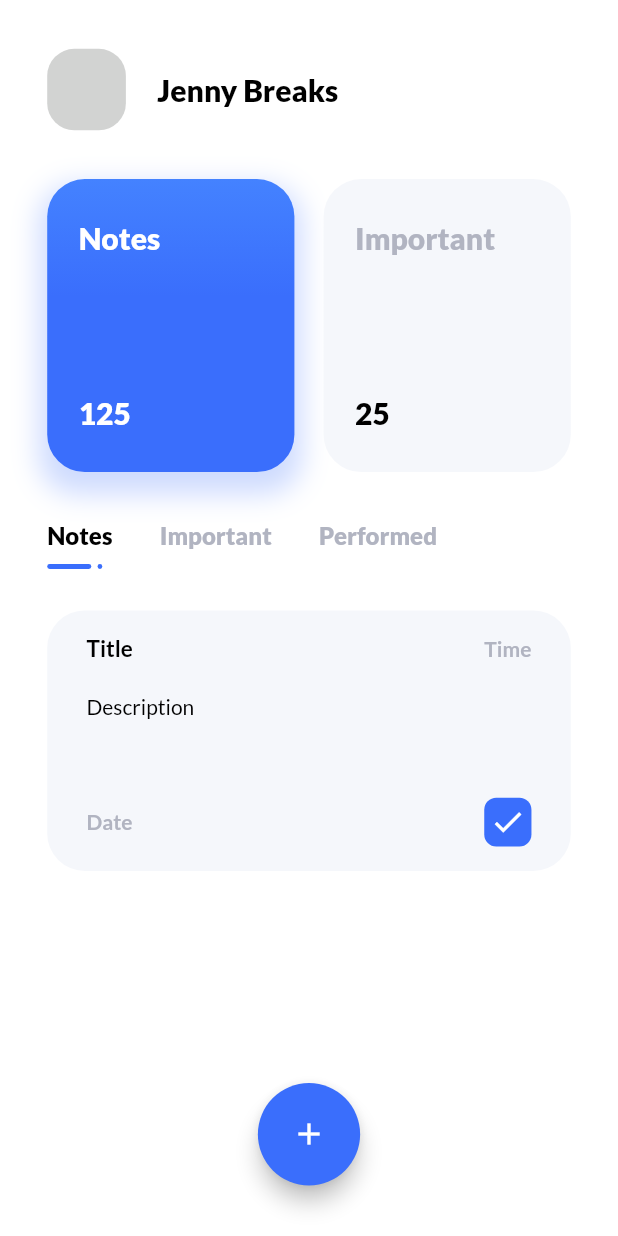
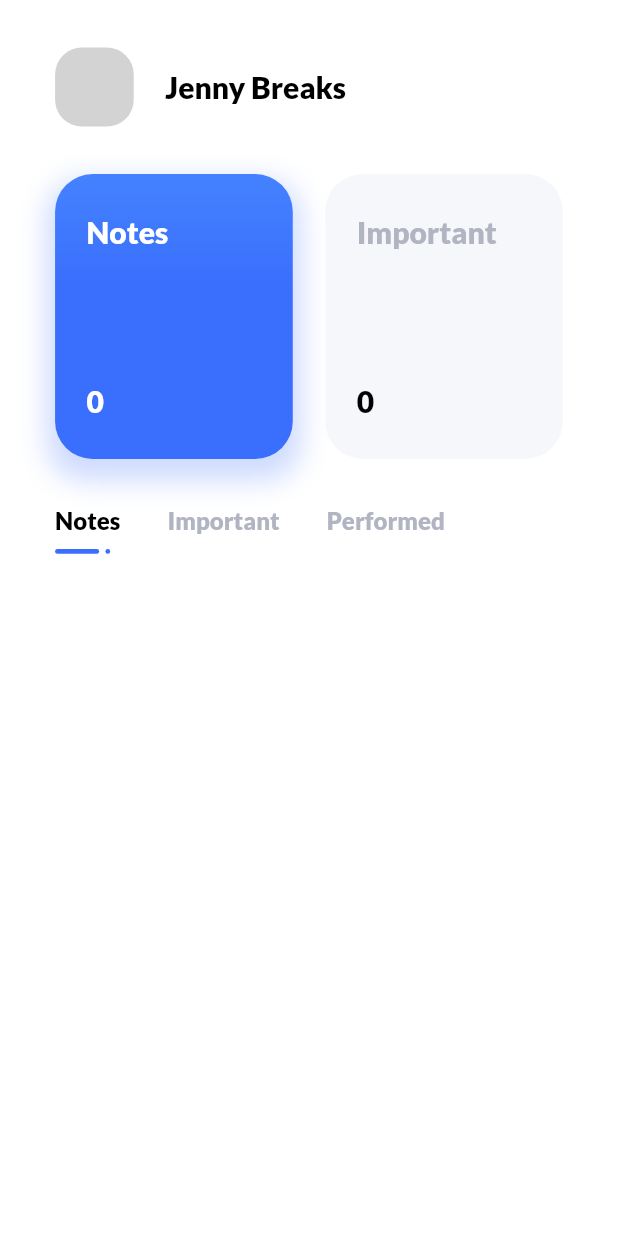
Before and after one commit to rscode77/notes_app, a Flutter app: the screen it shows after launch, after a tap on "Notes", on a phone screen of 412 x 824 dp. Run offline on Flutter 3.47's test engine with Material 2 defaults, Android fonts, the phone set to English and light mode, and no system bars; our stand-ins replace bloc, equatable, flutter_bloc, flutter_screenutil, gap, google_fonts and 1 more; accounts and stored records are empty.

Commit message:
updated note bloc

```diff
--- a/lib/enums.dart
+++ b/lib/enums.dart
@@ -1 +1,3 @@
 enum MenuTab { notes, important, performed }
+
+enum NoteStatus { standard, important, performed }
--- a/lib/features/notes/blocs/bloc/notes_bloc.dart
+++ b/lib/features/notes/blocs/bloc/notes_bloc.dart
@@ -1,14 +1,37 @@
 import 'package:bloc/bloc.dart';
 import 'package:equatable/equatable.dart';
 import 'package:notes_app/enums.dart';
+import 'package:notes_app/features/notes/domain/data/repositories/note_repository_impl.dart';
+import 'package:sqflite/sqflite.dart';
+
+import '../../domain/data/entities/note.dart';
 
 part 'notes_event.dart';
 part 'notes_state.dart';
 
 class NotesBloc extends Bloc<NotesEvent, NotesState> {
-  NotesBloc() : super(const NotesState(selectedMenuTab: MenuTab.notes)) {
-    on<ChangeMenuTab>((event, emit) {
+  NotesBloc() : super(const NotesState(selectedMenuTab: MenuTab.notes, notes: [], database: null)) {
+    on<ChangeMenuTabEvent>((event, emit) {
       emit(state.copyWith(selectedMenuTab: event.menuTab));
+    });
+    on<GetNotesEvent>((event, emit) async {
+      add(InsertNoteEvent(note: Note(date: 'test', description: 'test', id: null, noteStatus: 'standard', time: 'test', title: 'test')));
+      var notes = await NoteRepositoryImpl().getNotes(state.database!);
+      if (notes.isEmpty) {
+        return;
+      }
+      emit(state.copyWith(notes: notes));
+    });
+    on<InitDatabaseEvent>((event, emit) async {
+      var database = await NoteRepositoryImpl().initDatabase();
+      emit(state.copyWith(database: database));
+      add(GetNotesEvent());
+    });
+    on<InsertNoteEvent>((event, emit) async {
+      await NoteRepositoryImpl().insertNote(
+        state.database!,
+        const Note(date: 'test', description: 'test', id: null, noteStatus: 'standard', time: '', title: 'test'),
+      );
     });
   }
 }
--- a/lib/features/notes/blocs/bloc/notes_event.dart
+++ b/lib/features/notes/blocs/bloc/notes_event.dart
@@ -8,13 +8,50 @@ abstract class NotesEvent extends Equatable {
   List<Object> get props => [];
 }
 
-class ChangeMenuTab extends NotesEvent {
+class ChangeMenuTabEvent extends NotesEvent {
   final MenuTab menuTab;
 
-  const ChangeMenuTab({
+  const ChangeMenuTabEvent({
     required this.menuTab,
   });
 
   @override
   List<Object> get props => [menuTab];
 }
+
+class InsertNoteEvent extends NotesEvent {
+  final Note note;
+
+  const InsertNoteEvent({
+    required this.note,
+  });
+
+  @override
+  List<Object> get props => [note];
+}
+
+class DeleteNoteEvent extends NotesEvent {
+  final int noteId;
+
+  const DeleteNoteEvent({
+    required this.noteId,
+  });
+
+  @override
+  List<Object> get props => [noteId];
+}
+
+class EditNoteEvent extends NotesEvent {
+  final Note note;
+
+  const EditNoteEvent({
+    required this.note,
+  });
+
+  @override
+  List<Object> get props => [note];
+}
+
+class InitDatabaseEvent extends NotesEvent {}
+
+class GetNotesEvent extends NotesEvent {}
--- a/lib/features/notes/blocs/bloc/notes_state.dart
+++ b/lib/features/notes/blocs/bloc/notes_state.dart
@@ -2,19 +2,27 @@ part of 'notes_bloc.dart';
 
 class NotesState extends Equatable {
   const NotesState({
+    required this.database,
     required this.selectedMenuTab,
+    required this.notes,
   });
 
+  final Database? database;
   final MenuTab selectedMenuTab;
+  final List<Note> notes;
 
   @override
-  List<Object> get props => [selectedMenuTab];
+  List<Object?> get props => [selectedMenuTab, notes, database];
 
   NotesState copyWith({
+    Database? database,
     MenuTab? selectedMenuTab,
+    List<Note>? notes,
   }) {
     return NotesState(
+      database: database ?? this.database,
       selectedMenuTab: selectedMenuTab ?? this.selectedMenuTab,
+      notes: notes ?? this.notes,
     );
   }
 }
--- /dev/null
+++ b/lib/features/notes/domain/data/entities/note.dart
@@ -0,0 +1,35 @@
+// ignore_for_file: public_member_api_docs, sort_constructors_first
+import 'dart:convert';
+
+import 'package:notes_app/enums.dart';
+
+class Note {
+  final String date;
+  final String description;
+  final int? id;
+  final String noteStatus;
+  final String time;
+  final String title;
+
+  const Note({
+    required this.date,
+    required this.description,
+    required this.id,
+    required this.noteStatus,
+    required this.time,
+    required this.title,
+  });
+
+  Map<String, dynamic> toMap() {
+    return <String, dynamic>{
+      'date': date,
+      'description': description,
+      'id': id,
+      'noteStatus': noteStatus,
+      'time': time,
+      'title': title,
+    };
+  }
+
+  String toJson() => json.encode(toMap());
+}
--- /dev/null
+++ b/lib/features/notes/domain/data/repositories/note_repository_impl.dart
@@ -0,0 +1,60 @@
+import 'package:notes_app/features/notes/domain/data/entities/note.dart';
+import 'package:sqflite/sqflite.dart';
+import 'package:path/path.dart';
+
+import '../../repositories/note_repository.dart';
+
+class NoteRepositoryImpl extends NoteRepository {
+  @override
+  Future<void> deleteNote() {
+    // TODO: implement DeleteNote
+    throw UnimplementedError();
+  }
+
+  @override
+  Future<void> editNote() {
+    // TODO: implement EditNote
+    throw UnimplementedError();
+  }
+
+  @override
+  Future<List<Note>> getNotes(Database database) async {
+    final db = database;
+    final List<Map<String, dynamic>> maps = await db.query('notes');
+
+    return List.generate(maps.length, (i) {
+      return Note(
+        date: maps[i]['date'],
+        description: maps[i]['description'],
+        id: maps[i]['id'],
+        time: maps[i]['time'],
+        title: maps[i]['title'],
+        noteStatus: maps[i]['noteStatus'],
+      );
+    });
+  }
+
+  @override
+  Future<void> insertNote(Database database, Note note) async {
+    final db = database;
+
+    await db.insert(
+      'notes',
+      note.toMap(),
+      conflictAlgorithm: ConflictAlgorithm.replace,
+    );
+  }
+
+  @override
+  Future<Database> initDatabase() async {
+    //await deleteDatabase('notes_app.db');
+    final database = openDatabase(
+      join(await getDatabasesPath(), 'notes_app.db'),
+      onCreate: (db, version) {
+        return db.execute('CREATE TABLE notes(id INTEGER PRIMARY KEY, date TEXT, description Text, time TEXT, title TEXT, noteStatus TEXT)');
+      },
+      version: 1,
+    );
+    return database;
+  }
+}
--- a/lib/features/notes/presentation/views/notes_view.dart
+++ b/lib/features/notes/presentation/views/notes_view.dart
@@ -8,11 +8,19 @@ import 'package:notes_app/features/notes/presentation/widgets/notes_category_wid
 import '../../../../app_constants.dart';
 import '../../../../enums.dart';
 import '../../blocs/bloc/notes_bloc.dart';
+import '../../domain/data/entities/note.dart';
+import '../widgets/note_widget.dart';
+import '../widgets/notes_list_widget.dart';
 import '../widgets/user_profile_widget.dart';
 
-class NotesView extends StatelessWidget {
+class NotesView extends StatefulWidget {
   const NotesView({super.key});
 
+  @override
+  State<NotesView> createState() => _NotesViewState();
+}
+
+class _NotesViewState extends State<NotesView> {
   @override
   Widget build(BuildContext context) {
     return Scaffold(
@@ -20,11 +28,11 @@ class NotesView extends StatelessWidget {
       body: SafeArea(
         child: Container(
           margin: EdgeInsets.symmetric(
-            horizontal: 30.w,
-            vertical: 30.h,
+            horizontal: 35.w,
           ),
           child: Column(
             children: [
+              Gap(30.h),
               const UserProfileWidget(
                 image: '',
                 name: 'Jenny Breaks',
@@ -34,6 +42,7 @@ class NotesView extends StatelessWidget {
               Gap(30.h),
               BlocBuilder<NotesBloc, NotesState>(
                 builder: (context, state) {
+                  var notes = filterNotes(state.notes, state.selectedMenuTab);
                   return Column(
                     children: [
                       Row(
@@ -41,100 +50,33 @@ class NotesView extends StatelessWidget {
                           MenuItemWidget(
                             active: state.selectedMenuTab == MenuTab.notes,
                             title: 'Notes',
-                            onPressed: () => changeMenuTab(context, MenuTab.notes),
+                            onPressed: () => {
+                              changeMenuTab(context, MenuTab.notes),
+                            },
                           ),
                           Gap(30.w),
                           MenuItemWidget(
                             active: state.selectedMenuTab == MenuTab.important,
                             title: 'Important',
-                            onPressed: () => changeMenuTab(context, MenuTab.important),
+                            onPressed: () => {
+                              changeMenuTab(context, MenuTab.important),
+                            },
                           ),
                           Gap(30.w),
                           MenuItemWidget(
                             active: state.selectedMenuTab == MenuTab.performed,
                             title: 'Performed',
-                            onPressed: () => changeMenuTab(context, MenuTab.performed),
+                            onPressed: () => {
+                              changeMenuTab(context, MenuTab.performed),
+                            },
                           ),
                         ],
                       ),
-                      Gap(20.h),
-                      Container(
-                        padding: EdgeInsets.only(
-                          left: 25.w,
-                          right: 25.w,
-                          top: 15.h,
-                          bottom: 15.h,
-                        ),
-                        height: 160.h,
-                        width: double.infinity,
-                        decoration: BoxDecoration(
-                          color: gray,
-                          borderRadius: BorderRadius.circular(25),
-                        ),
-                        child: Column(
-                          crossAxisAlignment: CrossAxisAlignment.start,
-                          children: [
-                            Row(
-                              mainAxisAlignment: MainAxisAlignment.spaceBetween,
-                              children: [
-                                Text(
-                                  'Title',
-                                  style: Theme.of(context).textTheme.labelLarge,
-                                ),
-                                Text(
-                                  'Time',
-                                  style: Theme.of(context).textTheme.labelMedium!.copyWith(
-                                        color: grayText,
-                                        fontWeight: FontWeight.w600,
-                                      ),
-                                ),
-                              ],
-                            ),
-                            Gap(20.h),
-                            Text(
-                              'Description',
-                              style: Theme.of(context).textTheme.labelMedium,
-                            ),
-                            Spacer(),
-                            Row(
-                              mainAxisAlignment: MainAxisAlignment.spaceBetween,
-                              children: [
-                                Text(
-                                  'Date',
-                                  style: Theme.of(context).textTheme.labelMedium!.copyWith(
-                                        color: grayText,
-                                        fontWeight: FontWeight.w600,
-                                      ),
-                                ),
-                                Container(
-                                  decoration: BoxDecoration(color: blue, borderRadius: BorderRadius.circular(8)),
-                                  height: 30.h,
-                                  width: 30.w,
-                                  child: const Icon(
-                                    Icons.done,
-                                    color: Colors.white,
-                                  ),
-                                )
-                              ],
-                            ),
-                          ],
-                        ),
-                      )
+                      Gap(10.h),
+                      NotesListWidget(notes: notes),
                     ],
                   );
                 },
-              ),
-              Spacer(),
-              Container(
-                height: 65.h,
-                width: 65.w,
-                child: FloatingActionButton(
-                  onPressed: () {},
-                  backgroundColor: blue,
-                  child: Icon(
-                    Icons.add,
-                  ),
-                ),
               ),
             ],
           ),
@@ -144,6 +86,24 @@ class NotesView extends StatelessWidget {
   }
 
   void changeMenuTab(BuildContext context, MenuTab menuTab) {
-    context.read<NotesBloc>().add(ChangeMenuTab(menuTab: menuTab));
+    context.read<NotesBloc>().add(ChangeMenuTabEvent(menuTab: menuTab));
+  }
+
+  List<Note> filterNotes(List<Note> stateNotes, MenuTab menuTab) {
+    String filter = '';
+    switch (menuTab) {
+      case MenuTab.notes:
+        filter = 'standard';
+        break;
+      case MenuTab.important:
+        filter = 'important';
+        break;
+      case MenuTab.performed:
+        filter = 'performed';
+        break;
+      default:
+        filter = 'standard';
+    }
+    return stateNotes.where((element) => element.noteStatus == filter).toList();
   }
 }
--- a/lib/features/notes/presentation/widgets/notes_category_container_widget.dart
+++ b/lib/features/notes/presentation/widgets/notes_category_container_widget.dart
@@ -38,7 +38,7 @@ class NotesCategoryContainerWidget extends StatelessWidget {
         ),
       ),
       height: 180.h,
-      width: MediaQuery.of(context).size.width / 2.5,
+      width: MediaQuery.of(context).size.width / 2.6,
       child: Container(
         margin: EdgeInsets.symmetric(
           horizontal: 20.w,
--- a/lib/features/notes/presentation/widgets/notes_category_widget.dart
+++ b/lib/features/notes/presentation/widgets/notes_category_widget.dart
@@ -1,25 +1,32 @@
 import 'package:flutter/material.dart';
-import 'package:notes_app/features/notes/presentation/widgets/notes_category_container_widget.dart';
+import 'package:flutter_bloc/flutter_bloc.dart';
+
+import '../../blocs/bloc/notes_bloc.dart';
+import 'notes_category_container_widget.dart';
 
 class NotesCategoryWidget extends StatelessWidget {
   const NotesCategoryWidget({super.key});
 
   @override
   Widget build(BuildContext context) {
+    return BlocBuilder<NotesBloc, NotesState>(
+      builder: (context, state) {
         return Row(
           mainAxisAlignment: MainAxisAlignment.spaceBetween,
-      children: const [
+          children: [
             NotesCategoryContainerWidget(
               notesTitle: 'Notes',
               active: true,
-          notesQuantity: 125,
+              notesQuantity: state.notes.where((element) => element.noteStatus == 'standard').toList().length,
             ),
             NotesCategoryContainerWidget(
               notesTitle: 'Important',
               active: false,
-          notesQuantity: 25,
+              notesQuantity: state.notes.where((element) => element.noteStatus == 'important').toList().length,
             ),
           ],
         );
+      },
+    );
   }
 }
--- /dev/null
+++ b/lib/features/notes/presentation/widgets/notes_list_widget.dart
@@ -0,0 +1,37 @@
+import 'package:flutter/material.dart';
+import 'package:flutter_screenutil/flutter_screenutil.dart';
+
+import '../../domain/data/entities/note.dart';
+import 'note_widget.dart';
+
+class NotesListWidget extends StatelessWidget {
+  const NotesListWidget({
+    super.key,
+    required this.notes,
+  });
+
+  final List<Note> notes;
+
+  @override
+  Widget build(BuildContext context) {
+    return SizedBox(
+      height: 392.h,
+      child: ListView.builder(
+        shrinkWrap: true,
+        itemCount: notes.length,
+        itemBuilder: (context, index) {
+          return Container(
+            margin: EdgeInsets.symmetric(vertical: 8.h),
+            child: NoteWidget(
+                title: notes[index].title,
+                description: notes[index].description,
+                time: notes[index].time,
+                date: notes[index].date,
+                id: notes[index].id as int,
+                noteStatus: notes[index].noteStatus),
+          );
+        },
+      ),
+    );
+  }
+}
--- a/lib/main.dart
+++ b/lib/main.dart
@@ -17,7 +17,7 @@ class MyApp extends StatelessWidget {
   @override
   Widget build(BuildContext context) {
     return ScreenUtilInit(
-      designSize: const Size(392.72727272727275, 759.2727272727273),
+      designSize: const Size(392.72727272727275, 781.0909090909091),
       builder: (context, child) {
         return MultiBlocProvider(
           providers: [
@@ -25,7 +25,7 @@ class MyApp extends StatelessWidget {
               create: (BuildContext context) => UserBloc(),
             ),
             BlocProvider(
-              create: (BuildContext context) => NotesBloc(),
+              create: (BuildContext context) => NotesBloc()..add(InitDatabaseEvent()),
             ),
           ],
           child: MaterialApp(
```
Also changed, not shown: lib/features/notes/domain/repositories/note_repository.dart (added, +11 -0 lines), lib/features/notes/presentation/widgets/note_widget.dart (added, +85 -0 lines). Lines whose indentation alone changed are shown as unchanged.
